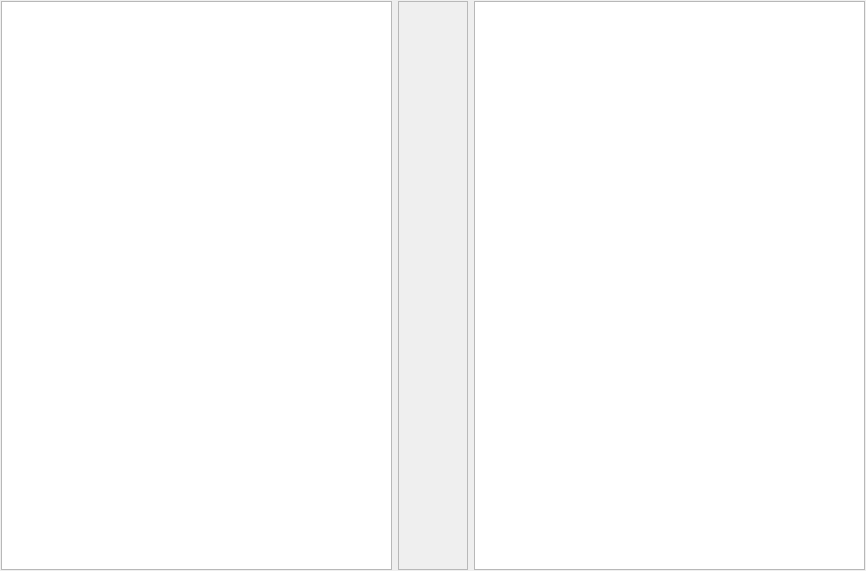
Qt form ffayno/sources/mainwindow.ui (gyllidor/qt_workspace) before a commit.
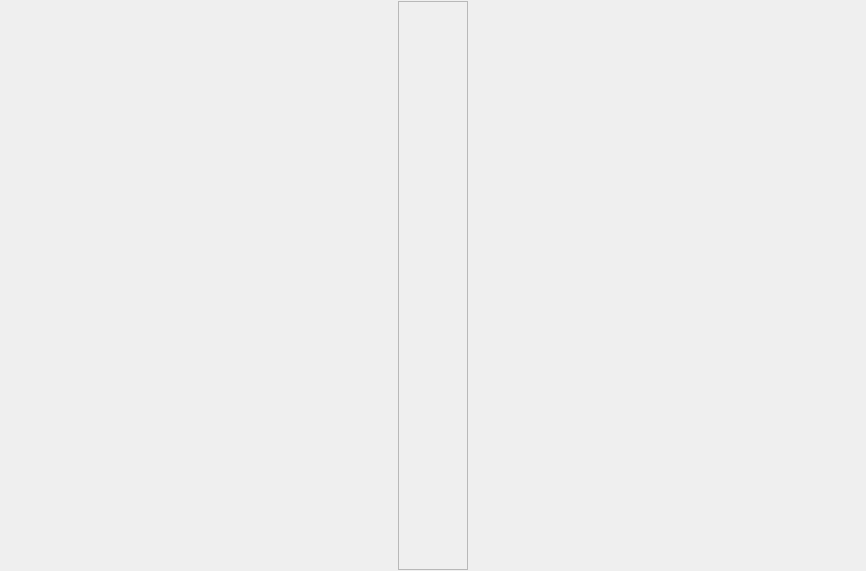
The same form after that commit.

```diff
--- a/ffayno/sources/mainwindow.ui
+++ b/ffayno/sources/mainwindow.ui
@@ -104,10 +104,30 @@
      </widget>
     </item>
     <item row="0" column="0">
-     <widget class="QListView" name="listViewLeft"/>
+     <spacer name="horizontalSpacer">
+      <property name="orientation">
+       <enum>Qt::Horizontal</enum>
+      </property>
+      <property name="sizeHint" stdset="0">
+       <size>
+        <width>40</width>
+        <height>20</height>
+       </size>
+      </property>
+     </spacer>
     </item>
     <item row="0" column="2">
-     <widget class="QListView" name="listViewRight"/>
+     <spacer name="horizontalSpacer_2">
+      <property name="orientation">
+       <enum>Qt::Horizontal</enum>
+      </property>
+      <property name="sizeHint" stdset="0">
+       <size>
+        <width>40</width>
+        <height>20</height>
+       </size>
+      </property>
+     </spacer>
     </item>
    </layout>
   </widget>
```
Left out of the diff: 2 changed lines with no effect on the pictures.
